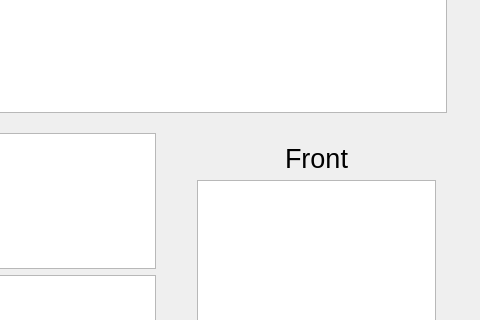
Before: the Qt Designer form hull_plotter/hull_plotter/hullplotter.ui in Manik7/boat-hull-optimizer, drawn with Qt 5; both pictures show x 544 to 1024 and y 118 to 438 of the 1024 by 620 pixel window.
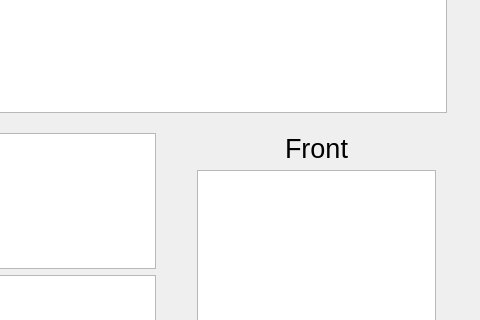
After: the same form once the commit is applied.

Commit message: tweaked formatting and layout

Patch:
```diff
--- a/hull_plotter/hull_plotter/hullplotter.ui
+++ b/hull_plotter/hull_plotter/hullplotter.ui
@@ -70,9 +70,9 @@
     <property name="geometry">
      <rect>
       <x>730</x>
-      <y>250</y>
+      <y>240</y>
       <width>261</width>
-      <height>291</height>
+      <height>301</height>
      </rect>
     </property>
     <layout class="QVBoxLayout" name="verticalLayout">
```
The commit also changes 2 other files.
